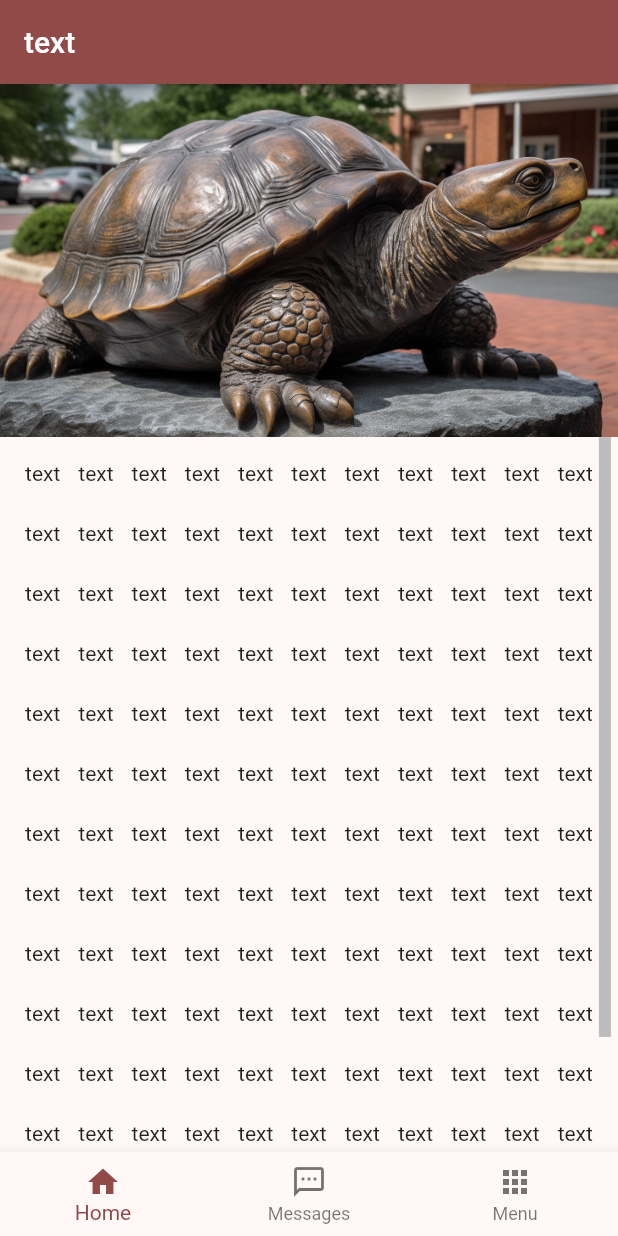
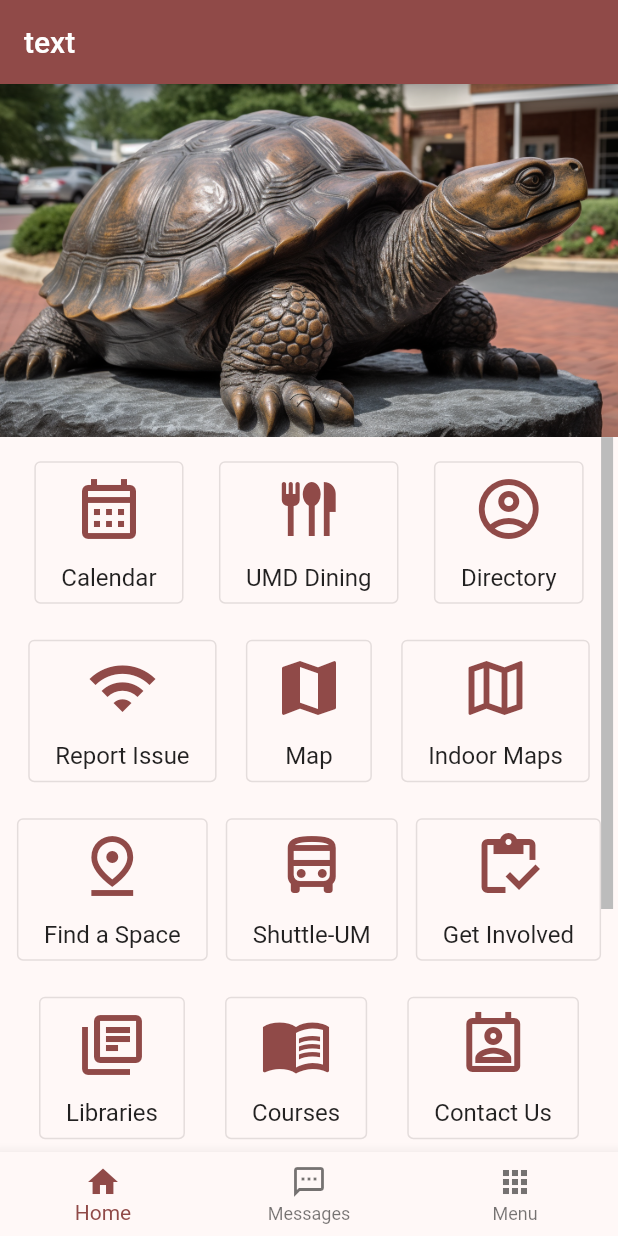
Before and after one commit to FireJuun/u_maryland, a Flutter app: the screen it shows after launch, on a phone screen of 412 x 824 dp. Run offline on Flutter 3.47's test engine with Material 2 defaults, Android fonts, the light colour scheme and no system bars; our stand-ins replace flutter_hooks, gap, hooks_riverpod, riverpod_annotation; generated files the repository leaves out were written again.

Commit message:
:sparkles: add new icons as items

```diff
--- a/lib/src/features/home/home_view.dart
+++ b/lib/src/features/home/home_view.dart
@@ -1,5 +1,6 @@
 import 'package:flutter/material.dart';
 import 'package:flutter_hooks/flutter_hooks.dart';
+import 'package:gap/gap.dart';
 import 'package:hooks_riverpod/hooks_riverpod.dart';
 import 'package:u_maryland/src/features/home/home.dart';
 
@@ -65,14 +66,76 @@ class _Selections extends HookConsumerWidget {
       child: SingleChildScrollView(
         controller: scrollController,
         child: Padding(
-          padding: const EdgeInsets.symmetric(vertical: 16, horizontal: 12.0),
+          padding: const EdgeInsets.symmetric(vertical: 16, horizontal: 8.0),
           child: Wrap(
+            alignment: WrapAlignment.spaceEvenly,
             spacing: 12,
             runSpacing: 24,
-            children: List.generate(150, (index) => const Text('text')),
+            children: _items,
           ),
         ),
       ),
     );
   }
 }
+
+class _Item extends StatelessWidget {
+  const _Item(
+      {required this.text, required this.onPressed, required this.icon});
+
+  final String text;
+  final void Function()? onPressed;
+  final IconData icon;
+
+  @override
+  Widget build(BuildContext context) {
+    final theme = Theme.of(context);
+
+    return OutlinedButton(
+      onPressed: onPressed,
+      child: Padding(
+        padding: const EdgeInsets.symmetric(vertical: 8.0, horizontal: 2.0),
+        child: Column(
+          mainAxisSize: MainAxisSize.min,
+          children: [
+            Icon(icon, size: 48),
+            const Gap(12),
+            Text(
+              text,
+              style: theme.textTheme.titleMedium,
+            ),
+          ],
+        ),
+      ),
+    );
+  }
+}
+
+final List<Widget> _items = [
+  _Item(
+      text: 'Calendar', icon: Icons.calendar_month_outlined, onPressed: () {}),
+  _Item(text: 'UMD Dining', icon: Icons.flatware_outlined, onPressed: () {}),
+  _Item(
+      text: 'Directory', icon: Icons.account_circle_outlined, onPressed: () {}),
+  _Item(text: 'Report Issue', icon: Icons.wifi_outlined, onPressed: () {}),
+  _Item(text: 'Map', icon: Icons.map, onPressed: () {}),
+  _Item(text: 'Indoor Maps', icon: Icons.map_outlined, onPressed: () {}),
+  _Item(text: 'Find a Space', icon: Icons.pin_drop_outlined, onPressed: () {}),
+  _Item(
+      text: 'Shuttle-UM',
+      icon: Icons.directions_bus_filled_outlined,
+      onPressed: () {}),
+  _Item(text: 'Get Involved', icon: Icons.inventory_outlined, onPressed: () {}),
+  _Item(
+      text: 'Libraries', icon: Icons.library_books_outlined, onPressed: () {}),
+  _Item(text: 'Courses', icon: Icons.menu_book_outlined, onPressed: () {}),
+  _Item(
+      text: 'Contact Us',
+      icon: Icons.perm_contact_cal_outlined,
+      onPressed: () {}),
+  _Item(text: 'Help Desk', icon: Icons.map_outlined, onPressed: () {}),
+  _Item(text: 'RecWell', icon: Icons.favorite_outline, onPressed: () {}),
+  _Item(text: 'Counseling', icon: Icons.chat_bubble_outline, onPressed: () {}),
+  _Item(text: 'COVID Info', icon: Icons.sick_outlined, onPressed: () {}),
+  _Item(text: 'Police', icon: Icons.local_police_outlined, onPressed: () {}),
+];
```
